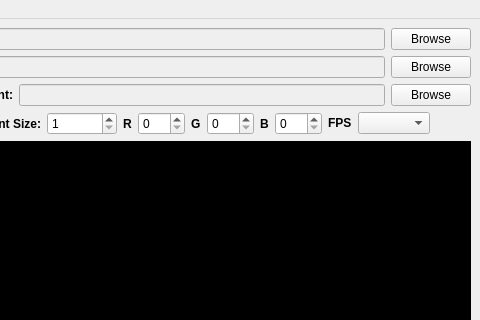
First picture: the form in layouts/main_dialog.ui, repository dgaiero/SubVid, before the edit; both pictures show x 520 to 1000 and y 0 to 320 of the 1000 by 500 pixel window.
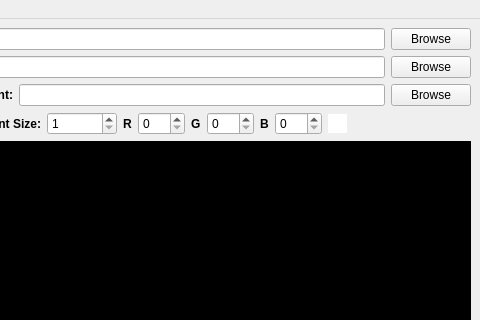
Second picture: the form after the edit. Icons and pictures are not drawn.

Commit message: update main dialog

Patch:
```diff
--- a/layouts/main_dialog.ui
+++ b/layouts/main_dialog.ui
@@ -121,7 +121,7 @@
         <item row="0" column="1">
          <widget class="QLineEdit" name="source_time_tb">
           <property name="enabled">
-           <bool>false</bool>
+           <bool>true</bool>
           </property>
           <property name="inputMethodHints">
            <set>Qt::ImhNone</set>
@@ -134,7 +134,7 @@
         <item row="1" column="1">
          <widget class="QLineEdit" name="sound_track_tb">
           <property name="enabled">
-           <bool>false</bool>
+           <bool>true</bool>
           </property>
          </widget>
         </item>
@@ -172,7 +172,7 @@
              <enum>Qt::ScrollBarAlwaysOff</enum>
             </property>
             <property name="horizontalScrollBarPolicy">
-             <enum>Qt::ScrollBarAlwaysOff</enum>
+             <enum>Qt::ScrollBarAsNeeded</enum>
             </property>
            </widget>
           </item>
@@ -194,7 +194,7 @@
             <item>
              <widget class="QPushButton" name="frame_previous_button">
               <property name="toolTip">
-               <string>Show previous frame (p)</string>
+               <string>Show previous frame (Ctrl+p)</string>
               </property>
               <property name="statusTip">
                <string>Show previous frame</string>
@@ -203,7 +203,7 @@
                <string>Previous</string>
               </property>
               <property name="shortcut">
-               <string>P</string>
+               <string>Ctrl+P</string>
               </property>
              </widget>
             </item>
@@ -226,7 +226,7 @@
             <item>
              <widget class="QPushButton" name="frame_next_button">
               <property name="toolTip">
-               <string>Show next frame (n)</string>
+               <string>Show next frame (Ctrl+N)</string>
               </property>
               <property name="statusTip">
                <string>Show next frame</string>
@@ -235,7 +235,7 @@
                <string>Next</string>
               </property>
               <property name="shortcut">
-               <string>N</string>
+               <string>Ctrl+N</string>
               </property>
              </widget>
             </item>
@@ -284,7 +284,7 @@
               <item>
                <widget class="QLineEdit" name="font_tb">
                 <property name="enabled">
-                 <bool>false</bool>
+                 <bool>true</bool>
                 </property>
                </widget>
               </item>
@@ -437,28 +437,38 @@
              </layout>
             </item>
             <item>
-             <layout class="QFormLayout" name="fps_layout">
-              <item row="0" column="0">
-               <widget class="QLabel" name="fps_label">
-                <property name="font">
-                 <font>
-                  <weight>75</weight>
-                  <bold>true</bold>
-                 </font>
-                </property>
-                <property name="text">
-                 <string>FPS</string>
-                </property>
-               </widget>
-              </item>
-              <item row="0" column="1">
-               <widget class="QComboBox" name="fps_options">
-                <property name="statusTip">
-                 <string>Set output video frame rate</string>
-                </property>
-               </widget>
-              </item>
-             </layout>
+             <widget class="QGraphicsView" name="color_preview">
+              <property name="sizePolicy">
+               <sizepolicy hsizetype="Fixed" vsizetype="Fixed">
+                <horstretch>0</horstretch>
+                <verstretch>0</verstretch>
+               </sizepolicy>
+              </property>
+              <property name="minimumSize">
+               <size>
+                <width>19</width>
+                <height>19</height>
+               </size>
+              </property>
+              <property name="maximumSize">
+               <size>
+                <width>19</width>
+                <height>19</height>
+               </size>
+              </property>
+              <property name="baseSize">
+               <size>
+                <width>19</width>
+                <height>19</height>
+               </size>
+              </property>
+              <property name="frameShape">
+               <enum>QFrame::NoFrame</enum>
+              </property>
+              <property name="frameShadow">
+               <enum>QFrame::Plain</enum>
+              </property>
+             </widget>
             </item>
             <item>
              <spacer name="horizontalSpacer_3">
@@ -570,7 +580,7 @@
         <item row="0" column="1">
          <widget class="QLineEdit" name="video_location_tb">
           <property name="enabled">
-           <bool>false</bool>
+           <bool>true</bool>
           </property>
          </widget>
         </item>
@@ -673,6 +683,14 @@
     <string>Ctrl+A</string>
    </property>
   </action>
+  <action name="actionClear">
+   <property name="text">
+    <string>Clear</string>
+   </property>
+   <property name="shortcut">
+    <string>Esc</string>
+   </property>
+  </action>
  </widget>
  <resources/>
  <connections/>
```
Left out of the diff: 26 changed lines with no effect on the pictures. The commit also changes 1 other file.
